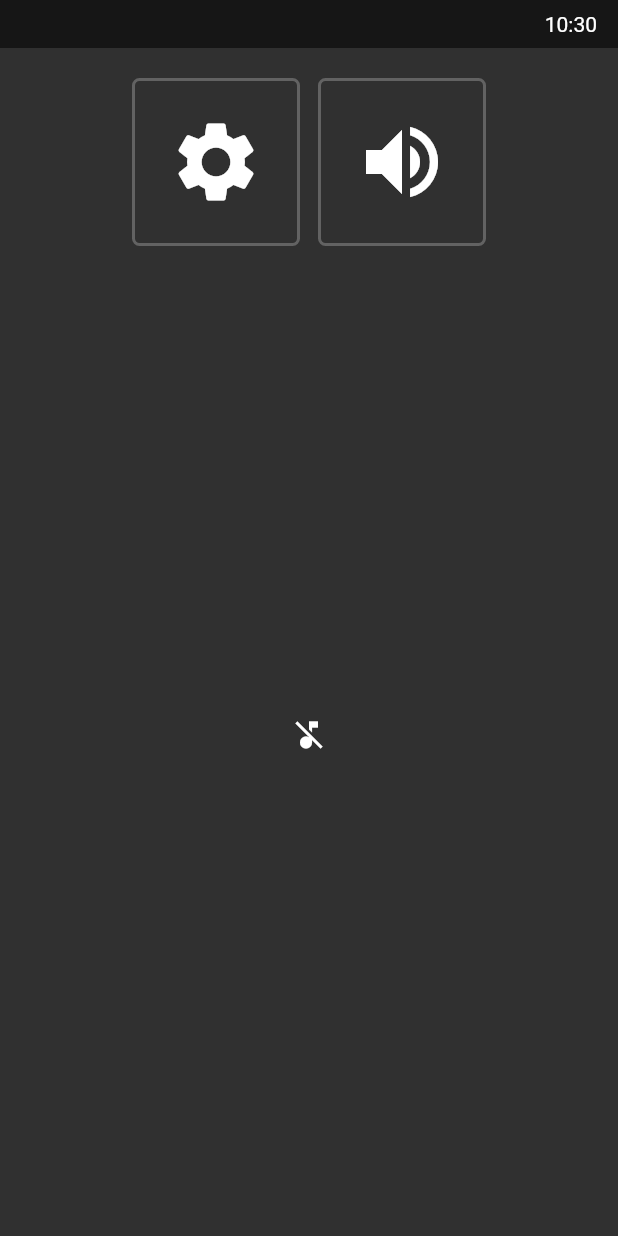
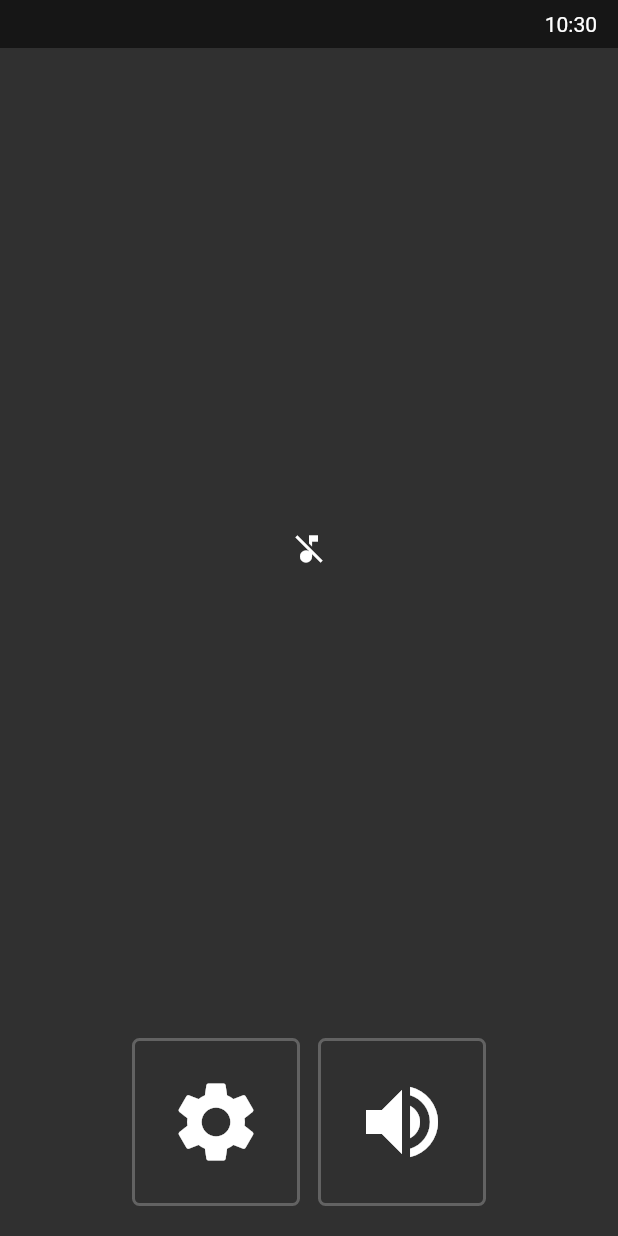
Before and after one commit to opencarstereo/mars, a Flutter app: the screen it shows after launch, on a phone screen of 412 x 824 dp. Run offline on Flutter 3.47's test engine with Material 2 defaults, Android fonts, the phone set to English and light mode, and no system bars; our stand-ins replace args, flutter_riverpod, logger; missing offline and left inert: bluez, dbus.

Commit message:
Updated home ui

```diff
--- a/lib/pages/home.dart
+++ b/lib/pages/home.dart
@@ -14,9 +14,9 @@ class HomePage extends ConsumerWidget {
       child: Column(
         crossAxisAlignment: CrossAxisAlignment.start,
         children: [
-          const SizedBox(
-            height: 12,
-          ),
+          const Spacer(),
+          const PlayerWidget(),
+          const Spacer(),
           Row(
             mainAxisAlignment: MainAxisAlignment.center,
             children: [
@@ -33,9 +33,9 @@ class HomePage extends ConsumerWidget {
               )
             ],
           ),
-          const Spacer(),
-          const PlayerWidget(),
-          const Spacer(),
+          const SizedBox(
+            height: 12,
+          ),
         ],
       ),
     );
```
